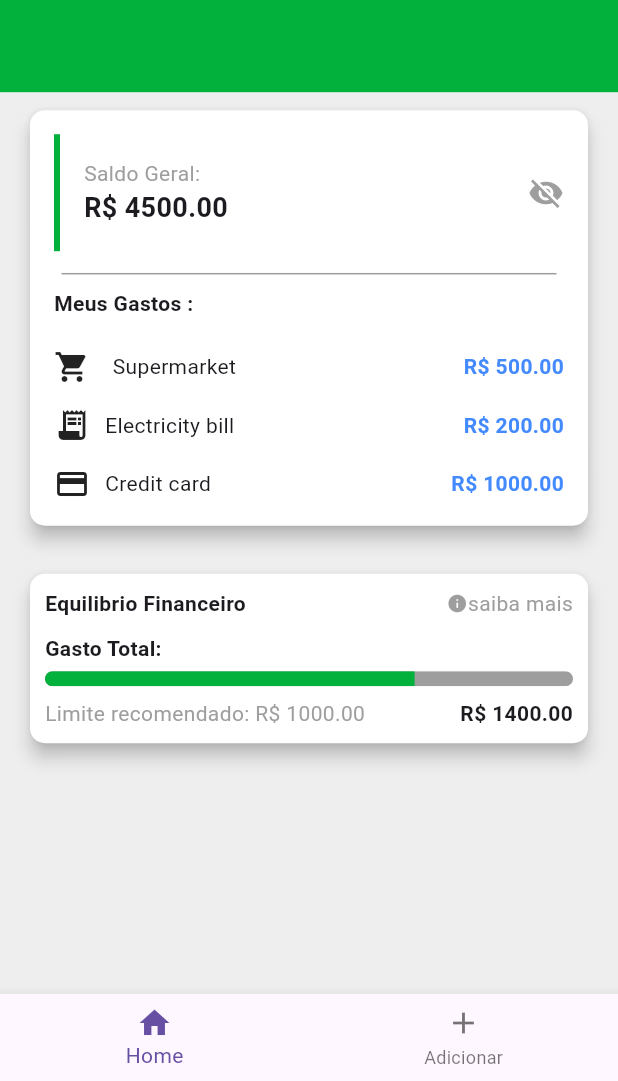
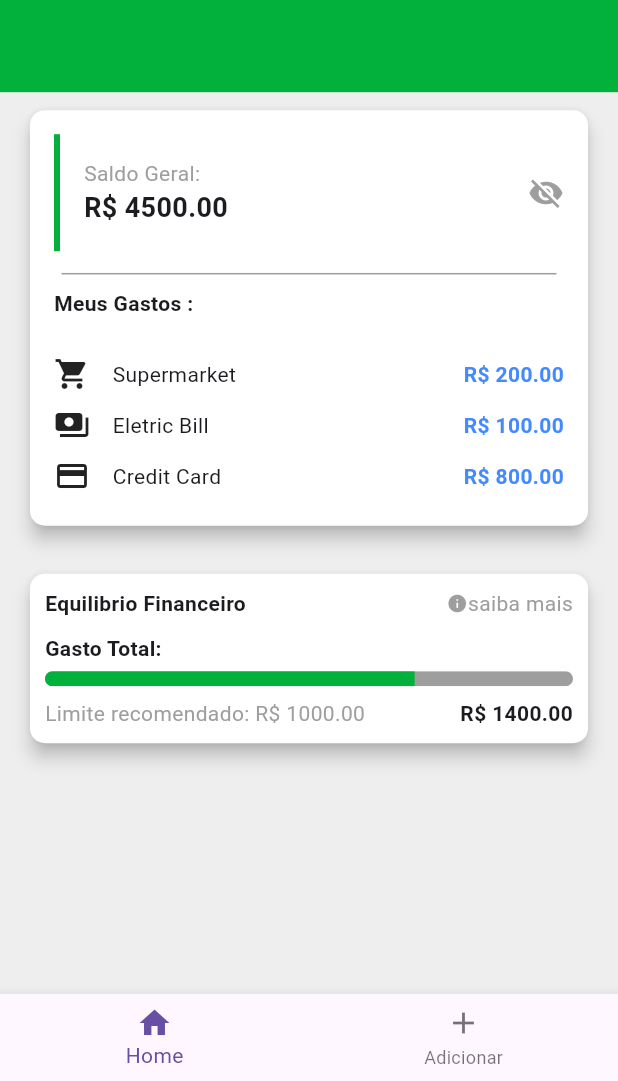
Before and after one commit to Ma1heusSantos/GranaGuru, a Flutter app: the screen it shows after launch, on a phone screen of 412 x 824 dp, the part 155-1236 px from its top. Run offline on Flutter 3.47's test engine with Material 3 defaults, Android fonts, the phone set to English and light mode, and no system bars.

Commit message:
tornando a pagina dinamica

```diff
--- a/lib/Home.dart
+++ b/lib/Home.dart
@@ -1,9 +1,10 @@
 import 'package:flutter/material.dart';
+import 'package:granaguru/data/dummy_gastos.dart';
+import 'package:granaguru/models/gasto.dart';
 
 class MyHomePage extends StatefulWidget {
   const MyHomePage({super.key});
 
-// eu tenho que colocar na pagina principal o header e a bottom bar e ir mudando somente o conteudo.
   @override
   State<MyHomePage> createState() => _MyHomePageState();
 }
@@ -31,7 +32,6 @@ class _MyHomePageState extends State<MyHomePage> {
 class MyCard extends StatelessWidget {
   final String greeting;
   final String balance;
-
   MyCard({
     Key? key,
     required this.greeting,
@@ -40,6 +40,8 @@ class MyCard extends StatelessWidget {
 
   @override
   Widget build(BuildContext context) {
+    final List<Gasto> gastos = DUMMY_GASTOS.values.toList();
+
     return Padding(
       padding: EdgeInsets.symmetric(vertical: 8.0, horizontal: 16.0),
       child: Card(
@@ -111,58 +113,34 @@ class MyCard extends StatelessWidget {
                 ],
               ),
               SizedBox(height: 20.0),
-              Row(
+              ListView.builder(
+                shrinkWrap: true,
+                itemCount: gastos.length,
+                itemBuilder: (context, index) {
+                  final gasto = gastos[index];
+                  return Padding(
+                    padding: const EdgeInsets.symmetric(vertical: 5.0),
+                    child: Row(
                       mainAxisAlignment: MainAxisAlignment.spaceBetween,
                       children: [
                         Row(
                           children: [
-                      Icon(Icons.shopping_cart),
+                            if (gasto.categoria != null)
+                              gasto.getIconForCategory(gasto.categoria),
                             SizedBox(width: 15.0),
-                      Text("Supermarket"),
+                            Text(gasto.categoria ?? "Sem categoria"),
                           ],
                         ),
                         Text(
-                    "R\$ 500.00",
+                          "R\$ ${gasto.valor.toStringAsFixed(2)}",
                           style: TextStyle(
-                        color: Colors.blueAccent, fontWeight: FontWeight.bold),
+                              color: Colors.blueAccent,
+                              fontWeight: FontWeight.bold),
                         ),
                       ],
                     ),
-              SizedBox(height: 15.0),
-              Row(
-                mainAxisAlignment: MainAxisAlignment.spaceBetween,
-                children: [
-                  Row(
-                    children: [
-                      Icon(Icons.receipt_long),
-                      SizedBox(width: 10),
-                      Text("Electricity bill"),
-                    ],
-                  ),
-                  Text(
-                    "R\$ 200.00",
-                    style: TextStyle(
-                        color: Colors.blueAccent, fontWeight: FontWeight.bold),
-                  ),
-                ],
-              ),
-              SizedBox(height: 15.0),
-              Row(
-                mainAxisAlignment: MainAxisAlignment.spaceBetween,
-                children: [
-                  Row(
-                    children: [
-                      Icon(Icons.credit_card),
-                      SizedBox(width: 10),
-                      Text("Credit card"),
-                    ],
-                  ),
-                  Text(
-                    "R\$ 1000.00",
-                    style: TextStyle(
-                        color: Colors.blueAccent, fontWeight: FontWeight.bold),
-                  ),
-                ],
+                  );
+                },
               ),
             ],
           ),
--- /dev/null
+++ b/lib/data/dummy_gastos.dart
@@ -0,0 +1,9 @@
+import 'package:granaguru/models/gasto.dart';
+
+const DUMMY_GASTOS = {
+  '0': const Gasto(descricao: "Feira", valor: 200.0, categoria: "Supermarket"),
+  '1': const Gasto(
+      descricao: "Conta de Luz", valor: 100.0, categoria: "Eletric Bill"),
+  '2': const Gasto(
+      descricao: "cartão de Credito", valor: 800.0, categoria: "Credit Card"),
+};
--- a/lib/form.dart
+++ b/lib/form.dart
@@ -33,7 +33,7 @@ class _FormularioState extends State<Formulario> {
                     categoria = novaCategoria!;
                   });
                 },
-                items: <String>['Supermarket', 'Credit Card', 'Eltric Bill']
+                items: <String>['Supermarket', 'Credit Card', 'Eletric Bill']
                     .map<DropdownMenuItem<String>>((String value) {
                   return DropdownMenuItem<String>(
                     value: value,
--- /dev/null
+++ b/lib/models/gasto.dart
@@ -0,0 +1,30 @@
+import 'package:flutter/material.dart';
+
+class Gasto {
+  final String? id;
+  final String descricao;
+  final double valor;
+  final String categoria;
+
+  const Gasto(
+      {this.id,
+      required this.descricao,
+      required this.valor,
+      required this.categoria});
+
+  Icon getIconForCategory(String categoria) {
+    switch (categoria) {
+      case "Supermarket":
+        return Icon(Icons.shopping_cart);
+
+      case "Eletric Bill":
+        return Icon(Icons.payments);
+
+      case "Credit Card":
+        return Icon(Icons.credit_card);
+
+      default:
+        return Icon(Icons.help_outline);
+    }
+  }
+}
```
Lines whose indentation alone changed are shown as unchanged.
